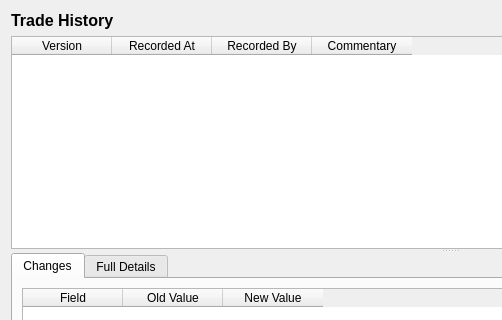
This is projects/ores.qt/ui/TradeHistoryDialog.ui in OreStudio/OreStudio as Qt 5 draws it before an edit; both pictures show x 0 to 502 and y 0 to 320 of the 900 by 600 pixel window. The edited form follows.
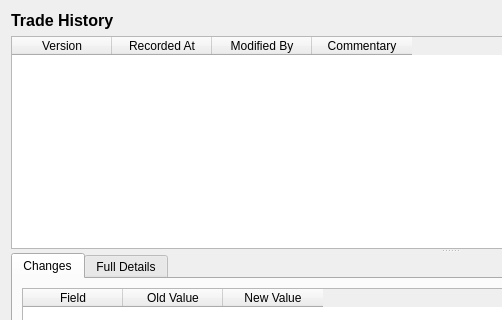
This is the edited form.

Commit message: [refactoring] Rename recorded_by → modified_by across all layers

What changed in the file:
```diff
--- a/projects/ores.qt/ui/TradeHistoryDialog.ui
+++ b/projects/ores.qt/ui/TradeHistoryDialog.ui
@@ -63,7 +63,7 @@
       </column>
       <column>
        <property name="text">
-        <string>Recorded By</string>
+        <string>Modified By</string>
        </property>
       </column>
       <column>
```
The commit also changes 31 other files.
